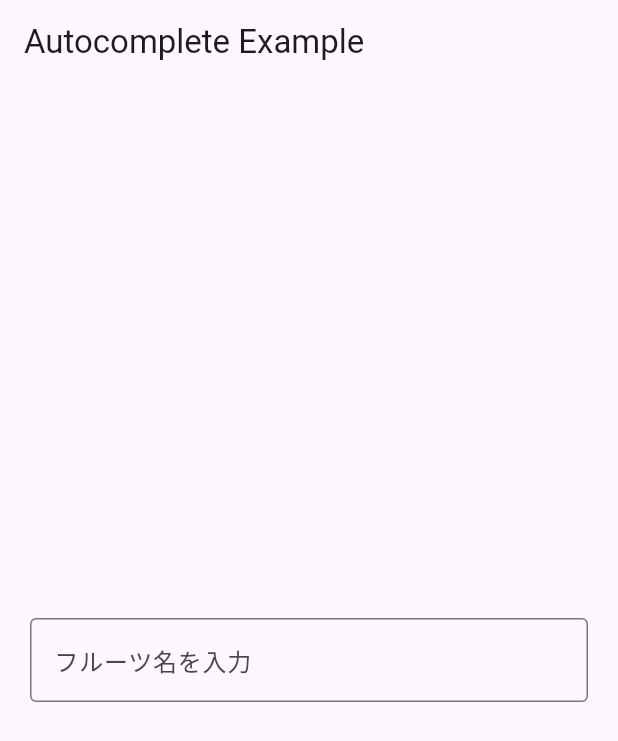
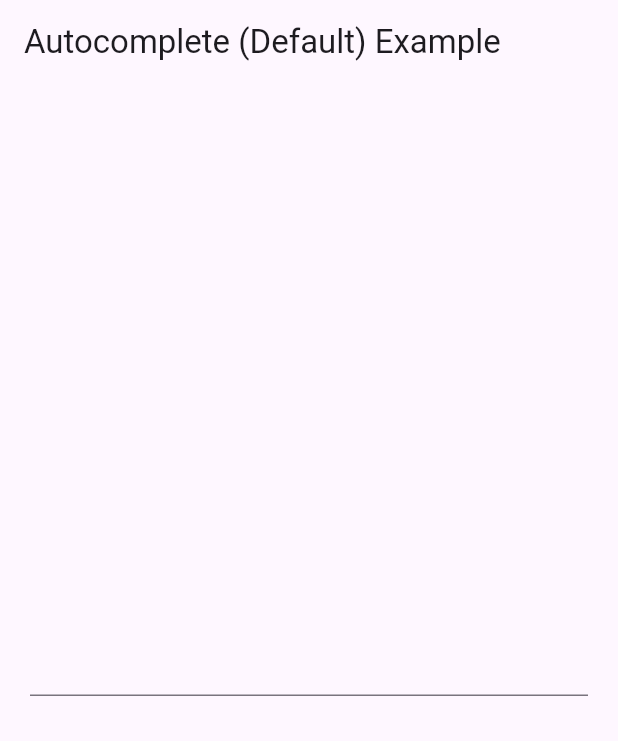
Before and after one commit to suikan4github/study_flutter, a Flutter app: the screen it shows after launch, on a phone screen of 412 x 824 dp. Shown: the top 741 px of the screen. Run offline on Flutter 3.47's test engine with Material 3 defaults, Android fonts, the phone set to English and light mode, and no system bars.

Commit message:
p0020をカスタム無の堅牢な構造にした。

```diff
--- a/p0020_autocomplete/lib/main.dart
+++ b/p0020_autocomplete/lib/main.dart
@@ -11,7 +11,7 @@ class AutocompleteExampleApp extends StatelessWidget {
   Widget build(BuildContext context) {
     return MaterialApp(
       home: Scaffold(
-        appBar: AppBar(title: const Text('Autocomplete Example')),
+        appBar: AppBar(title: const Text('Autocomplete (Default) Example')),
         body: const Center(
           child: Padding(
             padding: EdgeInsets.all(20.0),
@@ -37,14 +37,6 @@ class AutocompleteExample extends StatelessWidget {
     'Mango',
     'Blueberry',
     'Kiwi',
-    'Papaya',
-    'Coconut',
-    'Lemon',
-    'Lime',
-    'Raspberry',
-    'Blackberry',
-    'Watermelon',
-    'Pineapple',
   ];
 
   @override
@@ -52,82 +44,19 @@ class AutocompleteExample extends StatelessWidget {
     return Autocomplete<String>(
       optionsBuilder: (TextEditingValue textEditingValue) {
         if (textEditingValue.text == '') {
-          // 入力文字列が空の場合は、すべてのオプションを返す
-          return _options;
+          // 入力が空の場合は何も表示しない
+          return const Iterable<String>.empty();
         }
-        // 入力文字列がある場合は、先頭一致でフィルタリング
+        // 入力値に部分一致するオプションを返す
         return _options.where((String option) {
-          return option.toLowerCase(). /*startsWith*/ contains(
+          return option.toLowerCase().contains(
             textEditingValue.text.toLowerCase(),
           );
         });
       },
-
-      fieldViewBuilder:
-          (
-            BuildContext context,
-            TextEditingController textEditingController,
-            FocusNode focusNode,
-            VoidCallback onFieldSubmitted,
-          ) {
-            return TextFormField(
-              controller: textEditingController,
-              focusNode: focusNode,
-              onFieldSubmitted: (String value) {
-                onFieldSubmitted();
-              },
-              decoration: const InputDecoration(
-                labelText: 'フルーツ名を入力',
-                border: OutlineInputBorder(),
-              ),
-            );
-          },
-
       onSelected: (String selection) {
         debugPrint('選択されたフルーツ: $selection');
       },
-
-      // optionsViewBuilderをシンプルに修正
-      optionsViewBuilder:
-          (
-            BuildContext context,
-            AutocompleteOnSelected<String> onSelected,
-            Iterable<String> options,
-          ) {
-            // 入力文字列が空でない場合、または候補が1つ以上ある場合はリストを表示
-            // 入力文字列が空で、かつ候補が元のリストと同じ場合は、フォーカスがないと判断して非表示にする
-            if (options.isEmpty) {
-              return const SizedBox.shrink();
-            }
-
-            // optionsの数が元のリストと同じで、かつテキストフィールドが空の場合（フォーカスが外れた状態）にリストを非表示にする
-            // ただし、このロジックは完全ではありません。
-            // より安全なのは、onTapでリストを閉じること。
-
-            return Align(
-              alignment: Alignment.topLeft,
-              child: Material(
-                elevation: 4.0,
-                child: SizedBox(
-                  height: 200.0,
-                  child: ListView.builder(
-                    padding: const EdgeInsets.all(8.0),
-                    itemCount: options.length,
-                    itemBuilder: (BuildContext context, int index) {
-                      final String option = options.elementAt(index);
-                      return InkWell(
-                        // GestureDetectorの代わりにInkWellを使用
-                        onTap: () {
-                          onSelected(option);
-                        },
-                        child: ListTile(title: Text(option)),
-                      );
-                    },
-                  ),
-                ),
-              ),
-            );
-          },
     );
   }
 }
```
